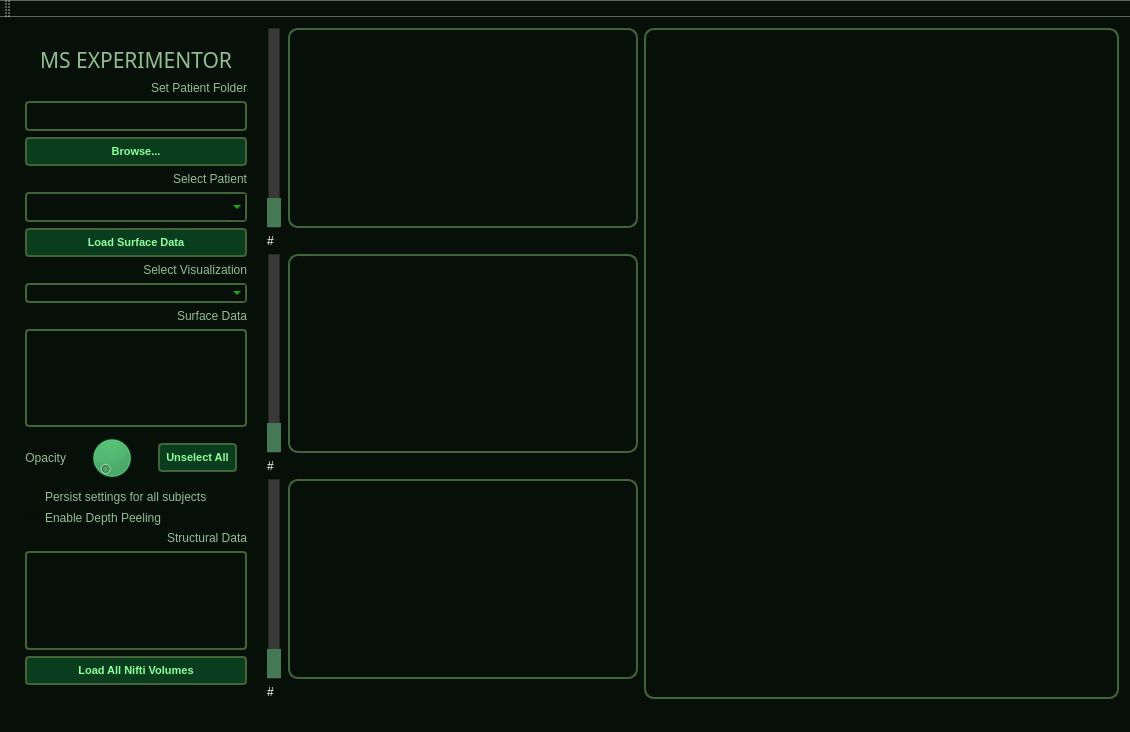
This is lesionui.ui in sherinsugathan/MS_Lesion_Vis as Qt 5 draws it before an edit. The edited form follows.
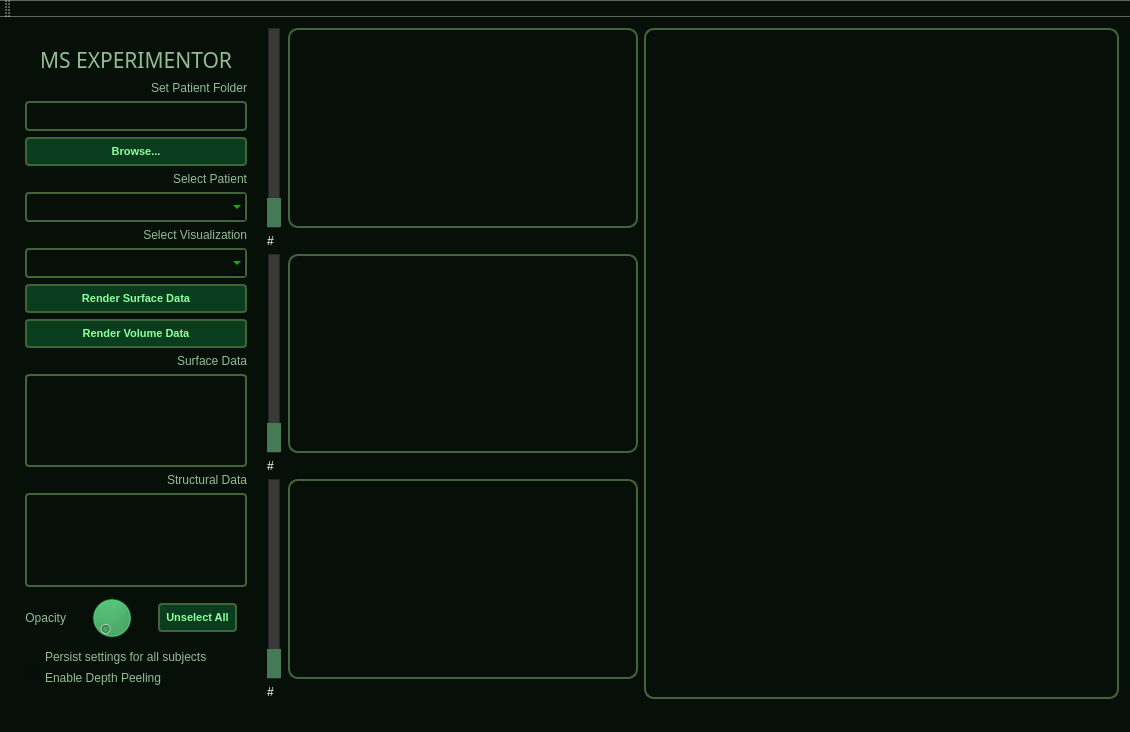
This is the edited form. Icons and pictures are not drawn.

```diff
--- a/lesionui.ui
+++ b/lesionui.ui
@@ -48,23 +48,45 @@
        <bool>false</bool>
       </property>
       <layout class="QGridLayout" name="gridLayout">
-       <item row="16" column="1">
-        <widget class="QLabel" name="label_5">
+       <item row="7" column="1">
+        <widget class="QLabel" name="label_7">
          <property name="text">
-          <string>Structural Data</string>
+          <string>Select Visualization</string>
          </property>
          <property name="alignment">
           <set>Qt::AlignRight|Qt::AlignTrailing|Qt::AlignVCenter</set>
          </property>
         </widget>
        </item>
-       <item row="14" column="1">
+       <item row="18" column="1">
         <widget class="QCheckBox" name="checkBox">
          <property name="text">
           <string>Persist settings for all subjects</string>
          </property>
         </widget>
        </item>
+       <item row="1" column="1">
+        <widget class="QLabel" name="label_6">
+         <property name="font">
+          <font>
+           <family>Google Sans</family>
+           <pointsize>16</pointsize>
+           <weight>50</weight>
+           <italic>false</italic>
+           <bold>false</bold>
+          </font>
+         </property>
+         <property name="styleSheet">
+          <string notr="true">font: 16pt &quot;Google Sans&quot;;</string>
+         </property>
+         <property name="text">
+          <string>MS EXPERIMENTOR</string>
+         </property>
+         <property name="alignment">
+          <set>Qt::AlignCenter</set>
+         </property>
+        </widget>
+       </item>
        <item row="2" column="1">
         <widget class="QLabel" name="label">
          <property name="text">
@@ -75,113 +97,7 @@
          </property>
         </widget>
        </item>
-       <item row="8" column="1">
-        <widget class="QLabel" name="label_7">
-         <property name="text">
-          <string>Select Visualization</string>
-         </property>
-         <property name="alignment">
-          <set>Qt::AlignRight|Qt::AlignTrailing|Qt::AlignVCenter</set>
-         </property>
-        </widget>
-       </item>
-       <item row="15" column="1">
-        <widget class="QCheckBox" name="checkBox_DepthPeeling">
-         <property name="text">
-          <string>Enable Depth Peeling</string>
-         </property>
-        </widget>
-       </item>
-       <item row="9" column="1">
-        <widget class="QComboBox" name="comboBox_VisType">
-         <property name="toolTip">
-          <string/>
-         </property>
-         <property name="statusTip">
-          <string>Select type of visualization.</string>
-         </property>
-         <property name="whatsThis">
-          <string/>
-         </property>
-         <property name="styleSheet">
-          <string notr="true">border-color: rgb(67, 99, 56);
-color: rgb(36, 255, 25);
-border-style: solid;
-border-width: 2px;
-border-radius: 4px;
-</string>
-         </property>
-         <property name="inputMethodHints">
-          <set>Qt::ImhNone</set>
-         </property>
-         <property name="editable">
-          <bool>false</bool>
-         </property>
-         <property name="currentText">
-          <string/>
-         </property>
-        </widget>
-       </item>
-       <item row="5" column="1">
-        <widget class="QLabel" name="label_2">
-         <property name="text">
-          <string>Select Patient</string>
-         </property>
-         <property name="alignment">
-          <set>Qt::AlignRight|Qt::AlignTrailing|Qt::AlignVCenter</set>
-         </property>
-        </widget>
-       </item>
-       <item row="3" column="1">
-        <widget class="QLineEdit" name="lineEdit_DatasetFolder">
-         <property name="minimumSize">
-          <size>
-           <width>0</width>
-           <height>30</height>
-          </size>
-         </property>
-         <property name="styleSheet">
-          <string notr="true">color: rgb(149, 189, 149);
-border-color: rgb(67, 99, 56);
-border-style: solid;
-border-width: 2px;
-border-radius: 4px;
-</string>
-         </property>
-        </widget>
-       </item>
-       <item row="7" column="1">
-        <widget class="QPushButton" name="pushButton_LoadData">
-         <property name="styleSheet">
-          <string notr="true">QPushButton:hover#pushButton_LoadData
-{
-background-color: rgb(54, 113, 38);
-}
-QPushButton:pressed#pushButton_LoadData {background-color:rgb(143, 180,146);}
-QPushButton#pushButton_LoadData
-{
-background-color: rgb(10, 61, 29);
-color: rgb(161, 226, 158);
-border-style: outset;
-border-width: 2px;
-border-radius: 4px;
-border-color: rgb(67, 99, 56);
-font: bold 11px;
-padding: 6px;
-color: rgb(142, 255, 159);
-font: 9pt &quot;Google Sans&quot;;
-border-style: solid;
-}</string>
-         </property>
-         <property name="text">
-          <string>Load Surface Data</string>
-         </property>
-         <property name="flat">
-          <bool>true</bool>
-         </property>
-        </widget>
-       </item>
-       <item row="12" column="1">
+       <item row="16" column="1">
         <layout class="QHBoxLayout" name="horizontalLayout_3">
          <property name="topMargin">
           <number>0</number>
@@ -235,7 +151,7 @@
          </item>
         </layout>
        </item>
-       <item row="10" column="1">
+       <item row="12" column="1">
         <widget class="QLabel" name="label_4">
          <property name="text">
           <string>Surface Data</string>
@@ -245,7 +161,43 @@
          </property>
         </widget>
        </item>
-       <item row="18" column="1">
+       <item row="8" column="1">
+        <widget class="QComboBox" name="comboBox_VisType">
+         <property name="minimumSize">
+          <size>
+           <width>0</width>
+           <height>30</height>
+          </size>
+         </property>
+         <property name="toolTip">
+          <string/>
+         </property>
+         <property name="statusTip">
+          <string>Select type of visualization.</string>
+         </property>
+         <property name="whatsThis">
+          <string/>
+         </property>
+         <property name="styleSheet">
+          <string notr="true">border-color: rgb(67, 99, 56);
+color: rgb(36, 255, 25);
+border-style: solid;
+border-width: 2px;
+border-radius: 4px;
+</string>
+         </property>
+         <property name="inputMethodHints">
+          <set>Qt::ImhNone</set>
+         </property>
+         <property name="editable">
+          <bool>false</bool>
+         </property>
+         <property name="currentText">
+          <string/>
+         </property>
+        </widget>
+       </item>
+       <item row="10" column="1">
         <widget class="QPushButton" name="pushButton_LoadStructural">
          <property name="styleSheet">
           <string notr="true">QPushButton:hover#pushButton_LoadStructural
@@ -269,71 +221,7 @@
 }</string>
          </property>
          <property name="text">
-          <string>Load All Nifti Volumes</string>
-         </property>
-        </widget>
-       </item>
-       <item row="11" column="1">
-        <widget class="QListView" name="listView">
-         <property name="styleSheet">
-          <string notr="true">border-color: rgb(67, 99, 56);
-color: rgb(36, 255, 25);
-border-style: solid;
-border-width: 2px;
-border-radius: 4px;
-</string>
-         </property>
-        </widget>
-       </item>
-       <item row="1" column="1">
-        <widget class="QLabel" name="label_6">
-         <property name="font">
-          <font>
-           <family>Google Sans</family>
-           <pointsize>16</pointsize>
-           <weight>50</weight>
-           <italic>false</italic>
-           <bold>false</bold>
-          </font>
-         </property>
-         <property name="styleSheet">
-          <string notr="true">font: 16pt &quot;Google Sans&quot;;</string>
-         </property>
-         <property name="text">
-          <string>MS EXPERIMENTOR</string>
-         </property>
-         <property name="alignment">
-          <set>Qt::AlignCenter</set>
-         </property>
-        </widget>
-       </item>
-       <item row="17" column="1">
-        <widget class="QListView" name="listView_Structural">
-         <property name="styleSheet">
-          <string notr="true">border-color: rgb(67, 99, 56);
-color: rgb(36, 255, 25);
-border-style: solid;
-border-width: 2px;
-border-radius: 4px;
-</string>
-         </property>
-        </widget>
-       </item>
-       <item row="6" column="1">
-        <widget class="QComboBox" name="comboBox_AvailableSubjects">
-         <property name="minimumSize">
-          <size>
-           <width>0</width>
-           <height>30</height>
-          </size>
-         </property>
-         <property name="styleSheet">
-          <string notr="true">border-color: rgb(67, 99, 56);
-color: rgb(36, 255, 25);
-border-style: solid;
-border-width: 2px;
-border-radius: 4px;
-</string>
+          <string>Render Volume Data</string>
          </property>
         </widget>
        </item>
@@ -365,6 +253,124 @@
          </property>
         </widget>
        </item>
+       <item row="3" column="1">
+        <widget class="QLineEdit" name="lineEdit_DatasetFolder">
+         <property name="minimumSize">
+          <size>
+           <width>0</width>
+           <height>30</height>
+          </size>
+         </property>
+         <property name="styleSheet">
+          <string notr="true">color: rgb(149, 189, 149);
+border-color: rgb(67, 99, 56);
+border-style: solid;
+border-width: 2px;
+border-radius: 4px;
+</string>
+         </property>
+        </widget>
+       </item>
+       <item row="14" column="1">
+        <widget class="QLabel" name="label_5">
+         <property name="text">
+          <string>Structural Data</string>
+         </property>
+         <property name="alignment">
+          <set>Qt::AlignRight|Qt::AlignTrailing|Qt::AlignVCenter</set>
+         </property>
+        </widget>
+       </item>
+       <item row="13" column="1">
+        <widget class="QListView" name="listView">
+         <property name="styleSheet">
+          <string notr="true">border-color: rgb(67, 99, 56);
+color: rgb(36, 255, 25);
+border-style: solid;
+border-width: 2px;
+border-radius: 4px;
+</string>
+         </property>
+        </widget>
+       </item>
+       <item row="6" column="1">
+        <widget class="QComboBox" name="comboBox_AvailableSubjects">
+         <property name="minimumSize">
+          <size>
+           <width>0</width>
+           <height>30</height>
+          </size>
+         </property>
+         <property name="styleSheet">
+          <string notr="true">border-color: rgb(67, 99, 56);
+color: rgb(36, 255, 25);
+border-style: solid;
+border-width: 2px;
+border-radius: 4px;
+</string>
+         </property>
+        </widget>
+       </item>
+       <item row="19" column="1">
+        <widget class="QCheckBox" name="checkBox_DepthPeeling">
+         <property name="text">
+          <string>Enable Depth Peeling</string>
+         </property>
+        </widget>
+       </item>
+       <item row="5" column="1">
+        <widget class="QLabel" name="label_2">
+         <property name="text">
+          <string>Select Patient</string>
+         </property>
+         <property name="alignment">
+          <set>Qt::AlignRight|Qt::AlignTrailing|Qt::AlignVCenter</set>
+         </property>
+        </widget>
+       </item>
+       <item row="9" column="1">
+        <widget class="QPushButton" name="pushButton_LoadData">
+         <property name="styleSheet">
+          <string notr="true">QPushButton:hover#pushButton_LoadData
+{
+background-color: rgb(54, 113, 38);
+}
+QPushButton:pressed#pushButton_LoadData {background-color:rgb(143, 180,146);}
+QPushButton#pushButton_LoadData
+{
+background-color: rgb(10, 61, 29);
+color: rgb(161, 226, 158);
+border-style: outset;
+border-width: 2px;
+border-radius: 4px;
+border-color: rgb(67, 99, 56);
+font: bold 11px;
+padding: 6px;
+color: rgb(142, 255, 159);
+font: 9pt &quot;Google Sans&quot;;
+border-style: solid;
+}</string>
+         </property>
+         <property name="text">
+          <string>Render Surface Data</string>
+         </property>
+         <property name="flat">
+          <bool>true</bool>
+         </property>
+        </widget>
+       </item>
+       <item row="15" column="1">
+        <widget class="QListView" name="listView_Structural">
+         <property name="styleSheet">
+          <string notr="true">border-color: rgb(67, 99, 56);
+color: rgb(36, 255, 25);
+border-style: solid;
+border-width: 2px;
+border-radius: 4px;
+</string>
+         </property>
+        </widget>
+       </item>
       </layout>
      </widget>
     </item>
```
